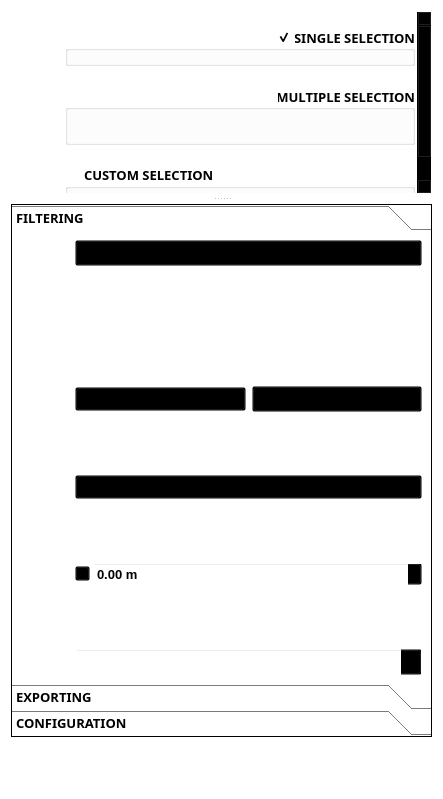
This is filter_mate_dockwidget_base.ui in sducournau/filter_mate as Qt 5 draws it before an edit. The edited form follows.
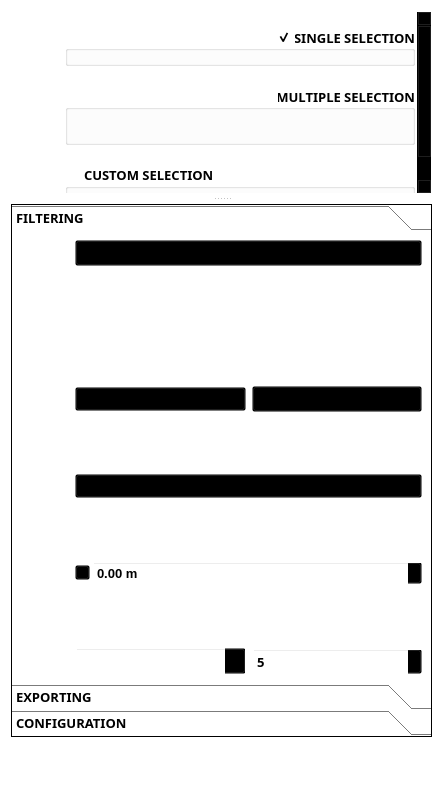
This is the edited form. Icons and pictures are not drawn. Custom widgets are drawn as their Qt base class.

Commit message: v2.6.1: Performance - Optimized MVs, R-tree Source Tables, Buffer Segments

```diff
--- a/filter_mate_dockwidget_base.ui
+++ b/filter_mate_dockwidget_base.ui
@@ -2551,6 +2551,8 @@
                      </spacer>
                     </item>
                     <item>
+                     <layout class="QHBoxLayout" name="horizontalLayout_filtering_buffer_type_segments">
+                      <item>
                      <widget class="QComboBox" name="comboBox_filtering_buffer_type">
                       <property name="sizePolicy">
                        <sizepolicy hsizetype="Preferred" vsizetype="Fixed">
@@ -2569,6 +2571,39 @@
                       </property>
                      </widget>
                     </item>
+                      <item>
+                       <widget class="QgsSpinBox" name="mQgsSpinBox_filtering_buffer_segments">
+                        <property name="sizePolicy">
+                         <sizepolicy hsizetype="Minimum" vsizetype="Fixed">
+                          <horstretch>0</horstretch>
+                          <verstretch>0</verstretch>
+                         </sizepolicy>
+                        </property>
+                        <property name="minimumSize">
+                         <size>
+                          <width>60</width>
+                          <height>0</height>
+                         </size>
+                        </property>
+                        <property name="toolTip">
+                         <string>Number of segments for buffer precision</string>
+                        </property>
+                        <property name="minimum">
+                         <number>1</number>
+                        </property>
+                        <property name="maximum">
+                         <number>100</number>
+                        </property>
+                        <property name="value">
+                         <number>5</number>
+                        </property>
+                        <property name="showClearButton" stdset="0">
+                         <bool>false</bool>
+                        </property>
+                       </widget>
+                      </item>
+                     </layout>
+                    </item>
                    </layout>
                   </item>
                  </layout>
@@ -3796,6 +3831,11 @@
    <extends>QToolButton</extends>
    <header>qgspropertyoverridebutton.h</header>
   </customwidget>
+  <customwidget>
+   <class>QgsSpinBox</class>
+   <extends>QSpinBox</extends>
+   <header>qgsspinbox.h</header>
+  </customwidget>
  </customwidgets>
  <resources/>
  <connections/>
```
Left out of the diff: 7 changed lines with no effect on the pictures. Lines whose indentation alone changed are shown as unchanged. The commit also changes 65 other files.
